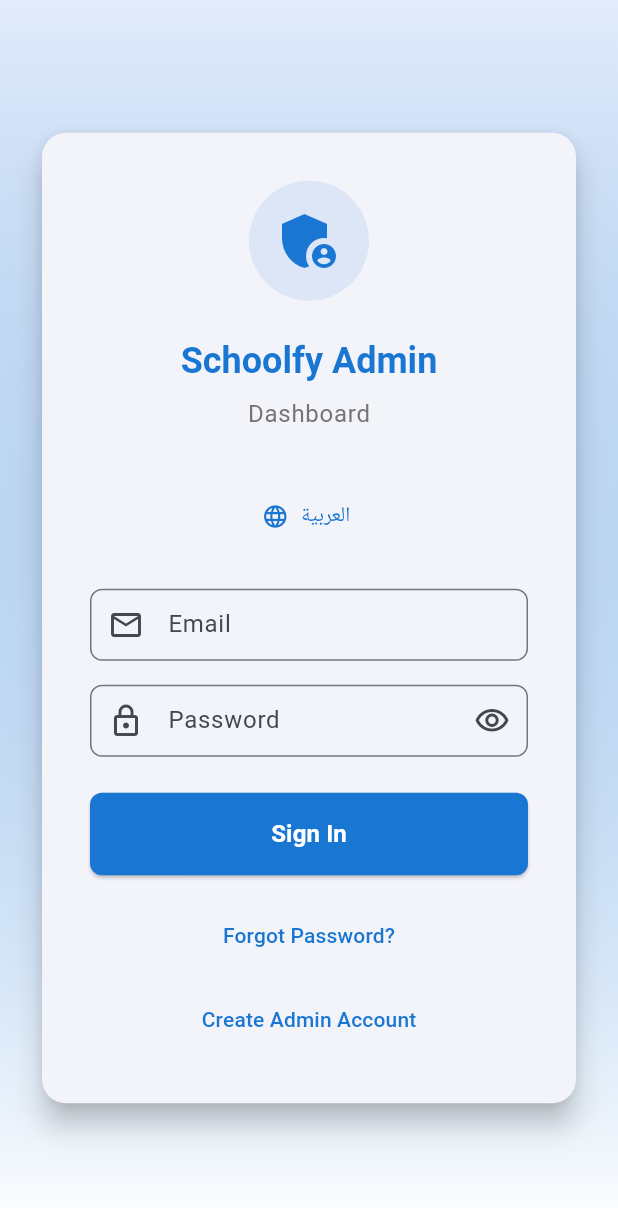
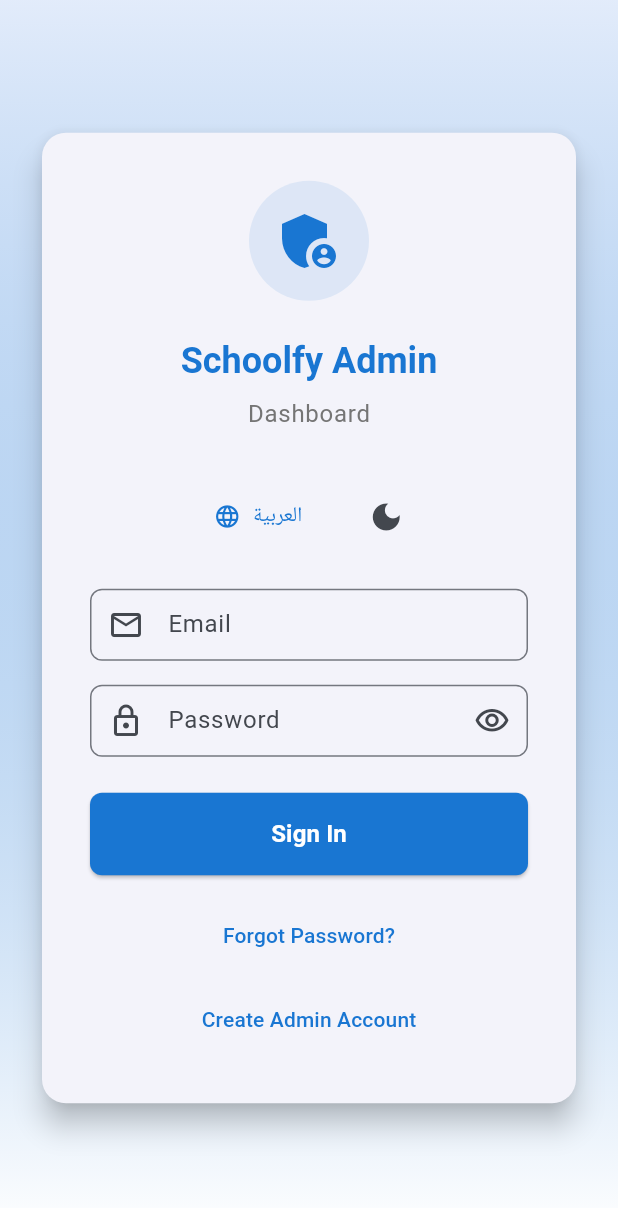
Before and after one commit to to7vx/schoolfy, a Flutter app: the screen it shows after launch, on a phone screen of 412 x 824 dp. Shown: the top 1208 px of the screen. Run offline on Flutter 3.47's test engine with Material 3 defaults, Android fonts, the light colour scheme and no system bars; our stand-ins replace cloud_firestore, csv, file_picker, firebase_auth, firebase_core, firebase_database and 2 more; missing offline and left inert: dart:html; accounts and stored records are empty.

Commit message:
feat: Add dark theme toggle and remove text size setting
- Added ThemeProvider with shared_preferences for theme persistence
- Integrated theme toggle buttons in dashboard and login screens
- Enhanced dark theme colors and contrast in app_theme.dart
- Made NavigationRail and app bar theme-aware
- Fixed text visibility issues in dark mode for info tiles and system info
- Removed unnecessary text size setting from display settings
- Updated MaterialApp to use dynamic theme switching

```diff
--- a/admin_dashboard/lib/main.dart
+++ b/admin_dashboard/lib/main.dart
@@ -6,6 +6,7 @@
 import 'firebase_options.dart';
 import 'providers/auth_provider.dart';
 import 'providers/locale_provider.dart';
+import 'providers/theme_provider.dart';
 import 'screens/login_screen.dart';
 import 'screens/dashboard_screen.dart';
 import 'l10n/app_localizations.dart';
@@ -30,15 +31,16 @@
       providers: [
         ChangeNotifierProvider(create: (_) => AuthProvider()),
         ChangeNotifierProvider(create: (_) => LocaleProvider()),
+        ChangeNotifierProvider(create: (_) => ThemeProvider()),
       ],
-      child: Consumer<LocaleProvider>(
-        builder: (context, localeProvider, child) {
+      child: Consumer2<LocaleProvider, ThemeProvider>(
+        builder: (context, localeProvider, themeProvider, child) {
           return MaterialApp(
             title: 'Schoolfy Admin Dashboard',
             debugShowCheckedModeBanner: false,
             theme: AppTheme.lightTheme,
             darkTheme: AppTheme.darkTheme,
-            themeMode: ThemeMode.light,
+            themeMode: themeProvider.themeMode,
             locale: localeProvider.currentLocale,
             localizationsDelegates: const [
               AppLocalizations.delegate,
--- /dev/null
+++ b/admin_dashboard/lib/providers/theme_provider.dart
@@ -0,0 +1,41 @@
+import 'package:flutter/material.dart';
+import 'package:shared_preferences/shared_preferences.dart';
+
+class ThemeProvider extends ChangeNotifier {
+  ThemeMode _themeMode = ThemeMode.light;
+  static const String _themeKey = 'theme_mode';
+
+  ThemeProvider() {
+    _loadThemeFromPrefs();
+  }
+
+  ThemeMode get themeMode => _themeMode;
+
+  bool get isDarkMode => _themeMode == ThemeMode.dark;
+
+  void toggleTheme() {
+    _themeMode = _themeMode == ThemeMode.light
+        ? ThemeMode.dark
+        : ThemeMode.light;
+    _saveThemeToPrefs();
+    notifyListeners();
+  }
+
+  void setThemeMode(ThemeMode mode) {
+    _themeMode = mode;
+    _saveThemeToPrefs();
+    notifyListeners();
+  }
+
+  void _loadThemeFromPrefs() async {
+    final prefs = await SharedPreferences.getInstance();
+    final isDark = prefs.getBool(_themeKey) ?? false;
+    _themeMode = isDark ? ThemeMode.dark : ThemeMode.light;
+    notifyListeners();
+  }
+
+  void _saveThemeToPrefs() async {
+    final prefs = await SharedPreferences.getInstance();
+    await prefs.setBool(_themeKey, _themeMode == ThemeMode.dark);
+  }
+}
--- a/admin_dashboard/lib/screens/login_screen.dart
+++ b/admin_dashboard/lib/screens/login_screen.dart
@@ -3,6 +3,7 @@
 
 import '../providers/auth_provider.dart';
 import '../providers/locale_provider.dart';
+import '../providers/theme_provider.dart';
 import '../l10n/app_localizations.dart';
 import '../theme/app_theme.dart';
 
@@ -113,7 +114,7 @@
                         ),
                         const SizedBox(height: 32),
 
-                        // Language Toggle
+                        // Language and Theme Toggle
                         Row(
                           mainAxisAlignment: MainAxisAlignment.center,
                           children: [
@@ -124,6 +125,24 @@
                               },
                               icon: const Icon(Icons.language),
                               label: Text(isArabic ? l10n.english : l10n.arabic),
+                            ),
+                            const SizedBox(width: 16),
+                            Consumer<ThemeProvider>(
+                              builder: (context, themeProvider, child) {
+                                return IconButton(
+                                  onPressed: () {
+                                    themeProvider.toggleTheme();
+                                  },
+                                  icon: Icon(
+                                    themeProvider.isDarkMode
+                                      ? Icons.light_mode
+                                      : Icons.dark_mode,
+                                  ),
+                                  tooltip: themeProvider.isDarkMode
+                                    ? 'Switch to Light Mode'
+                                    : 'Switch to Dark Mode',
+                                );
+                              },
                             ),
                           ],
                         ),
--- a/admin_dashboard/lib/theme/app_theme.dart
+++ b/admin_dashboard/lib/theme/app_theme.dart
@@ -80,12 +80,16 @@
         primary: primaryColor,
         secondary: secondaryColor,
         error: errorColor,
+        surface: const Color(0xFF121212),
+        onSurface: Colors.white,
       ),
+      scaffoldBackgroundColor: const Color(0xFF121212),
       appBarTheme: AppBarTheme(
-        backgroundColor: primaryVariant,
+        backgroundColor: const Color(0xFF1E1E1E),
         foregroundColor: Colors.white,
-        elevation: 2,
+        elevation: 4,
         centerTitle: false,
+        shadowColor: Colors.black.withOpacity(0.5),
         titleTextStyle: const TextStyle(
           fontSize: 20,
           fontWeight: FontWeight.bold,
@@ -93,13 +97,18 @@
         ),
       ),
       cardTheme: CardThemeData(
-        elevation: 2,
+        elevation: 8,
+        color: const Color(0xFF1E1E1E),
+        shadowColor: Colors.black.withOpacity(0.3),
         shape: RoundedRectangleBorder(
           borderRadius: BorderRadius.circular(12),
         ),
       ),
       elevatedButtonTheme: ElevatedButtonThemeData(
         style: ElevatedButton.styleFrom(
+          backgroundColor: primaryColor,
+          foregroundColor: Colors.white,
+          elevation: 4,
           padding: const EdgeInsets.symmetric(horizontal: 16, vertical: 12),
           shape: RoundedRectangleBorder(
             borderRadius: BorderRadius.circular(8),
@@ -109,8 +118,50 @@
       inputDecorationTheme: InputDecorationTheme(
         border: OutlineInputBorder(
           borderRadius: BorderRadius.circular(8),
+          borderSide: BorderSide(color: Colors.grey.shade600),
         ),
+        enabledBorder: OutlineInputBorder(
+          borderRadius: BorderRadius.circular(8),
+          borderSide: BorderSide(color: Colors.grey.shade600),
+        ),
+        focusedBorder: OutlineInputBorder(
+          borderRadius: BorderRadius.circular(8),
+          borderSide: BorderSide(color: primaryColor, width: 2),
+        ),
+        filled: true,
+        fillColor: const Color(0xFF2A2A2A),
+        labelStyle: TextStyle(color: Colors.grey.shade300),
+        hintStyle: TextStyle(color: Colors.grey.shade500),
         contentPadding: const EdgeInsets.symmetric(horizontal: 12, vertical: 12),
+      ),
+      dataTableTheme: DataTableThemeData(
+        headingRowColor: WidgetStateProperty.all(primaryColor.withOpacity(0.2)),
+        dataRowColor: WidgetStateProperty.resolveWith((states) {
+          if (states.contains(WidgetState.hovered)) {
+            return primaryColor.withOpacity(0.1);
+          }
+          return null;
+        }),
+      ),
+      navigationRailTheme: NavigationRailThemeData(
+        backgroundColor: const Color(0xFF1E1E1E),
+        selectedIconTheme: IconThemeData(
+          color: primaryColor,
+          size: 28,
+        ),
+        unselectedIconTheme: IconThemeData(
+          color: Colors.grey.shade400,
+          size: 24,
+        ),
+        selectedLabelTextStyle: TextStyle(
+          color: primaryColor,
+          fontWeight: FontWeight.w600,
+        ),
+        unselectedLabelTextStyle: TextStyle(
+          color: Colors.grey.shade400,
+          fontWeight: FontWeight.w500,
+        ),
+        indicatorColor: primaryColor.withOpacity(0.2),
       ),
     );
   }
--- a/admin_dashboard/pubspec.yaml
+++ b/admin_dashboard/pubspec.yaml
@@ -30,6 +30,9 @@
   # State management
   provider: ^6.1.1
 
+  # Storage
+  shared_preferences: ^2.2.3
+
   # Icons
   cupertino_icons: ^1.0.2
 
```
Also changed, not shown: admin_dashboard/lib/screens/dashboard_screen.dart (+25 -6 lines), admin_dashboard/lib/screens/settings_screen.dart (+27 -34 lines), admin_dashboard/pubspec.lock.
